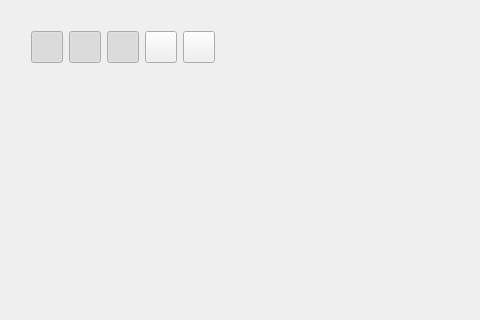
Above: src/noggit/ui/MapViewOverlay.ui from Marlamin/noggit-red before the change; both pictures show x 0 to 480 and y 0 to 320 of the 986 by 713 pixel window. Below: the same form after it.
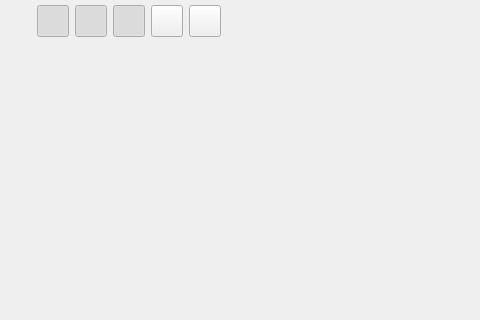
That is the form after the change.

```diff
--- a/src/noggit/ui/MapViewOverlay.ui
+++ b/src/noggit/ui/MapViewOverlay.ui
@@ -59,6 +59,212 @@
        <item>
         <widget class="QWidget" name="upperToolbarHolder" native="true"/>
        </item>
+       <item alignment="Qt::AlignTop">
+        <widget class="QPushButton" name="gizmoVisibleButton">
+         <property name="sizePolicy">
+          <sizepolicy hsizetype="Fixed" vsizetype="Fixed">
+           <horstretch>0</horstretch>
+           <verstretch>0</verstretch>
+          </sizepolicy>
+         </property>
+         <property name="minimumSize">
+          <size>
+           <width>32</width>
+           <height>32</height>
+          </size>
+         </property>
+         <property name="maximumSize">
+          <size>
+           <width>32</width>
+           <height>32</height>
+          </size>
+         </property>
+         <property name="toolTip">
+          <string>Enable gizmo</string>
+         </property>
+         <property name="text">
+          <string/>
+         </property>
+         <property name="iconSize">
+          <size>
+           <width>26</width>
+           <height>26</height>
+          </size>
+         </property>
+         <property name="checkable">
+          <bool>true</bool>
+         </property>
+         <property name="checked">
+          <bool>true</bool>
+         </property>
+        </widget>
+       </item>
+       <item alignment="Qt::AlignTop">
+        <widget class="QPushButton" name="gizmoModeButton">
+         <property name="sizePolicy">
+          <sizepolicy hsizetype="Fixed" vsizetype="Fixed">
+           <horstretch>0</horstretch>
+           <verstretch>0</verstretch>
+          </sizepolicy>
+         </property>
+         <property name="minimumSize">
+          <size>
+           <width>32</width>
+           <height>32</height>
+          </size>
+         </property>
+         <property name="maximumSize">
+          <size>
+           <width>32</width>
+           <height>32</height>
+          </size>
+         </property>
+         <property name="toolTip">
+          <string>Gizmo mode</string>
+         </property>
+         <property name="text">
+          <string/>
+         </property>
+         <property name="iconSize">
+          <size>
+           <width>26</width>
+           <height>26</height>
+          </size>
+         </property>
+         <property name="checkable">
+          <bool>true</bool>
+         </property>
+         <property name="checked">
+          <bool>true</bool>
+         </property>
+        </widget>
+       </item>
+       <item alignment="Qt::AlignTop">
+        <widget class="QPushButton" name="gizmoTranslateButton">
+         <property name="sizePolicy">
+          <sizepolicy hsizetype="Fixed" vsizetype="Fixed">
+           <horstretch>0</horstretch>
+           <verstretch>0</verstretch>
+          </sizepolicy>
+         </property>
+         <property name="minimumSize">
+          <size>
+           <width>32</width>
+           <height>32</height>
+          </size>
+         </property>
+         <property name="maximumSize">
+          <size>
+           <width>32</width>
+           <height>32</height>
+          </size>
+         </property>
+         <property name="toolTip">
+          <string>Translate</string>
+         </property>
+         <property name="text">
+          <string/>
+         </property>
+         <property name="iconSize">
+          <size>
+           <width>26</width>
+           <height>26</height>
+          </size>
+         </property>
+         <property name="checkable">
+          <bool>true</bool>
+         </property>
+         <property name="checked">
+          <bool>true</bool>
+         </property>
+         <attribute name="buttonGroup">
+          <string notr="true">buttonGroup</string>
+         </attribute>
+        </widget>
+       </item>
+       <item alignment="Qt::AlignTop">
+        <widget class="QPushButton" name="gizmoRotateButton">
+         <property name="sizePolicy">
+          <sizepolicy hsizetype="Fixed" vsizetype="Fixed">
+           <horstretch>0</horstretch>
+           <verstretch>0</verstretch>
+          </sizepolicy>
+         </property>
+         <property name="minimumSize">
+          <size>
+           <width>32</width>
+           <height>32</height>
+          </size>
+         </property>
+         <property name="maximumSize">
+          <size>
+           <width>32</width>
+           <height>32</height>
+          </size>
+         </property>
+         <property name="toolTip">
+          <string>Rotate</string>
+         </property>
+         <property name="text">
+          <string/>
+         </property>
+         <property name="iconSize">
+          <size>
+           <width>26</width>
+           <height>26</height>
+          </size>
+         </property>
+         <property name="checkable">
+          <bool>true</bool>
+         </property>
+         <property name="checked">
+          <bool>false</bool>
+         </property>
+         <attribute name="buttonGroup">
+          <string notr="true">buttonGroup</string>
+         </attribute>
+        </widget>
+       </item>
+       <item alignment="Qt::AlignTop">
+        <widget class="QPushButton" name="gizmoScaleButton">
+         <property name="sizePolicy">
+          <sizepolicy hsizetype="Fixed" vsizetype="Fixed">
+           <horstretch>0</horstretch>
+           <verstretch>0</verstretch>
+          </sizepolicy>
+         </property>
+         <property name="minimumSize">
+          <size>
+           <width>32</width>
+           <height>32</height>
+          </size>
+         </property>
+         <property name="maximumSize">
+          <size>
+           <width>32</width>
+           <height>32</height>
+          </size>
+         </property>
+         <property name="toolTip">
+          <string>Scale</string>
+         </property>
+         <property name="text">
+          <string/>
+         </property>
+         <property name="iconSize">
+          <size>
+           <width>26</width>
+           <height>26</height>
+          </size>
+         </property>
+         <property name="checkable">
+          <bool>true</bool>
+         </property>
+         <attribute name="buttonGroup">
+          <string notr="true">buttonGroup</string>
+         </attribute>
+        </widget>
+       </item>
        <item>
         <spacer name="horizontalSpacer_4">
          <property name="orientation">
@@ -87,212 +293,6 @@
          <property name="sizeConstraint">
           <enum>QLayout::SetDefaultConstraint</enum>
          </property>
-         <item>
-          <widget class="QPushButton" name="gizmoVisibleButton">
-           <property name="sizePolicy">
-            <sizepolicy hsizetype="Fixed" vsizetype="Fixed">
-             <horstretch>0</horstretch>
-             <verstretch>0</verstretch>
-            </sizepolicy>
-           </property>
-           <property name="minimumSize">
-            <size>
-             <width>32</width>
-             <height>32</height>
-            </size>
-           </property>
-           <property name="maximumSize">
-            <size>
-             <width>32</width>
-             <height>32</height>
-            </size>
-           </property>
-           <property name="toolTip">
-            <string>Enable gizmo</string>
-           </property>
-           <property name="text">
-            <string/>
-           </property>
-           <property name="iconSize">
-            <size>
-             <width>26</width>
-             <height>26</height>
-            </size>
-           </property>
-           <property name="checkable">
-            <bool>true</bool>
-           </property>
-           <property name="checked">
-            <bool>true</bool>
-           </property>
-          </widget>
-         </item>
-         <item>
-          <widget class="QPushButton" name="gizmoModeButton">
-           <property name="sizePolicy">
-            <sizepolicy hsizetype="Fixed" vsizetype="Fixed">
-             <horstretch>0</horstretch>
-             <verstretch>0</verstretch>
-            </sizepolicy>
-           </property>
-           <property name="minimumSize">
-            <size>
-             <width>32</width>
-             <height>32</height>
-            </size>
-           </property>
-           <property name="maximumSize">
-            <size>
-             <width>32</width>
-             <height>32</height>
-            </size>
-           </property>
-           <property name="toolTip">
-            <string>Gizmo mode</string>
-           </property>
-           <property name="text">
-            <string/>
-           </property>
-           <property name="iconSize">
-            <size>
-             <width>26</width>
-             <height>26</height>
-            </size>
-           </property>
-           <property name="checkable">
-            <bool>true</bool>
-           </property>
-           <property name="checked">
-            <bool>true</bool>
-           </property>
-          </widget>
-         </item>
-         <item>
-          <widget class="QPushButton" name="gizmoTranslateButton">
-           <property name="sizePolicy">
-            <sizepolicy hsizetype="Fixed" vsizetype="Fixed">
-             <horstretch>0</horstretch>
-             <verstretch>0</verstretch>
-            </sizepolicy>
-           </property>
-           <property name="minimumSize">
-            <size>
-             <width>32</width>
-             <height>32</height>
-            </size>
-           </property>
-           <property name="maximumSize">
-            <size>
-             <width>32</width>
-             <height>32</height>
-            </size>
-           </property>
-           <property name="toolTip">
-            <string>Translate</string>
-           </property>
-           <property name="text">
-            <string/>
-           </property>
-           <property name="iconSize">
-            <size>
-             <width>26</width>
-             <height>26</height>
-            </size>
-           </property>
-           <property name="checkable">
-            <bool>true</bool>
-           </property>
-           <property name="checked">
-            <bool>true</bool>
-           </property>
-           <attribute name="buttonGroup">
-            <string notr="true">buttonGroup</string>
-           </attribute>
-          </widget>
-         </item>
-         <item>
-          <widget class="QPushButton" name="gizmoRotateButton">
-           <property name="sizePolicy">
-            <sizepolicy hsizetype="Fixed" vsizetype="Fixed">
-             <horstretch>0</horstretch>
-             <verstretch>0</verstretch>
-            </sizepolicy>
-           </property>
-           <property name="minimumSize">
-            <size>
-             <width>32</width>
-             <height>32</height>
-            </size>
-           </property>
-           <property name="maximumSize">
-            <size>
-             <width>32</width>
-             <height>32</height>
-            </size>
-           </property>
-           <property name="toolTip">
-            <string>Rotate</string>
-           </property>
-           <property name="text">
-            <string/>
-           </property>
-           <property name="iconSize">
-            <size>
-             <width>26</width>
-             <height>26</height>
-            </size>
-           </property>
-           <property name="checkable">
-            <bool>true</bool>
-           </property>
-           <property name="checked">
-            <bool>false</bool>
-           </property>
-           <attribute name="buttonGroup">
-            <string notr="true">buttonGroup</string>
-           </attribute>
-          </widget>
-         </item>
-         <item>
-          <widget class="QPushButton" name="gizmoScaleButton">
-           <property name="sizePolicy">
-            <sizepolicy hsizetype="Fixed" vsizetype="Fixed">
-             <horstretch>0</horstretch>
-             <verstretch>0</verstretch>
-            </sizepolicy>
-           </property>
-           <property name="minimumSize">
-            <size>
-             <width>32</width>
-             <height>32</height>
-            </size>
-           </property>
-           <property name="maximumSize">
-            <size>
-             <width>32</width>
-             <height>32</height>
-            </size>
-           </property>
-           <property name="toolTip">
-            <string>Scale</string>
-           </property>
-           <property name="text">
-            <string/>
-           </property>
-           <property name="iconSize">
-            <size>
-             <width>26</width>
-             <height>26</height>
-            </size>
-           </property>
-           <property name="checkable">
-            <bool>true</bool>
-           </property>
-           <attribute name="buttonGroup">
-            <string notr="true">buttonGroup</string>
-           </attribute>
-          </widget>
-         </item>
         </layout>
        </item>
        <item>
```
